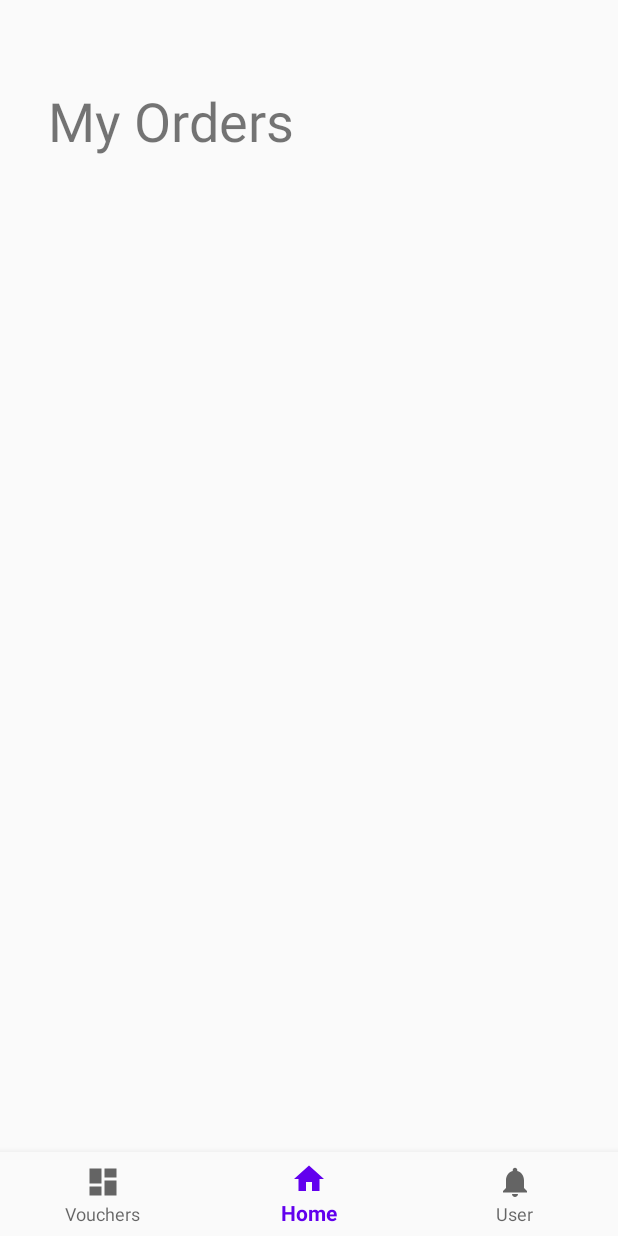
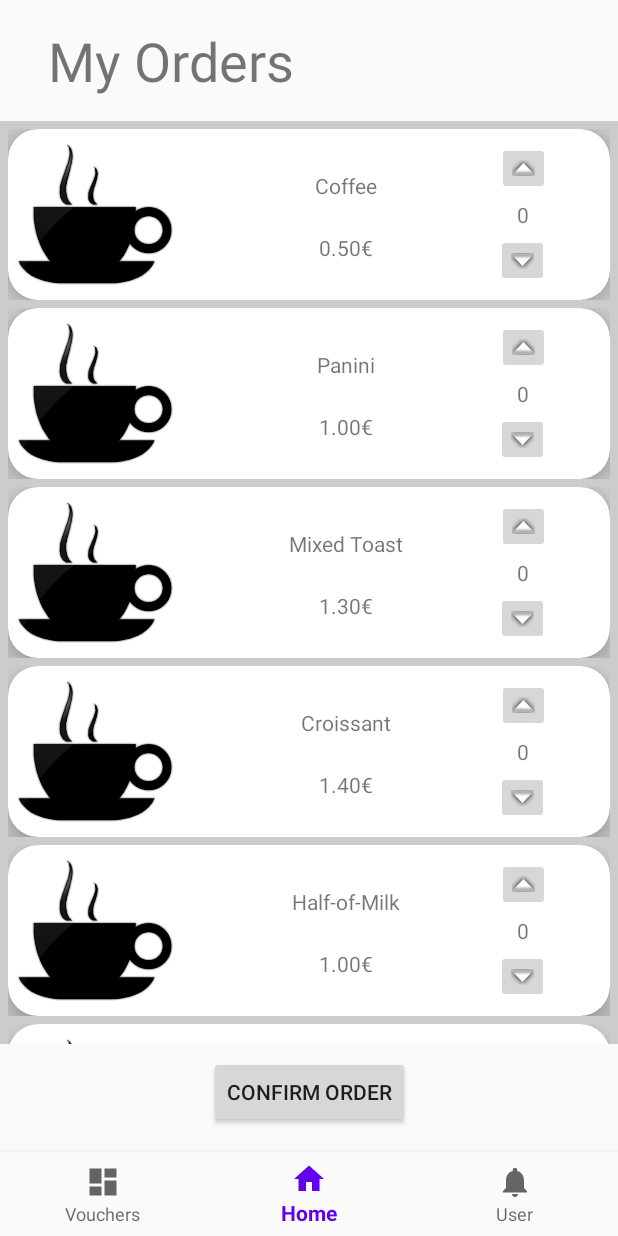
Before and after one commit to Alexandreaam/CMOV_Acme_Client, an Android app: the HomeFragment screen opened directly, with no data from a screen before it, on a phone screen of 412 x 824 dp. Run offline under Robolectric (Android 15) with nearby library versions, the phone set to English and light mode, and no system bars; our stand-ins replace navigation-ui.

Commit message:
Dashboard and menus

```diff
--- a/app/src/main/AndroidManifest.xml
+++ b/app/src/main/AndroidManifest.xml
@@ -11,7 +11,7 @@
         android:theme="@style/AppTheme">
         <activity
             android:name=".MainActivityPage"
-            android:label="@string/title_activity_main_page"></activity>
+            android:label="@string/title_activity_main_page" />
         <activity android:name=".RegistryPage" />
         <activity android:name=".LoginPage">
             <intent-filter>
--- /dev/null
+++ b/app/src/main/java/com/acme_industries/acmecaf/OrdersRecycleAdapter.kt
@@ -0,0 +1,62 @@
+package com.acme_industries.acmecaf
+
+import android.view.LayoutInflater
+import android.view.View
+import android.view.ViewGroup
+import android.widget.ImageButton
+import android.widget.ImageView
+import android.widget.TextView
+import androidx.recyclerview.widget.RecyclerView
+import com.acme_industries.acmecaf.core.Product
+
+class RecyclerAdapter : RecyclerView.Adapter<RecyclerAdapter.ViewHolder>() {
+
+    class ViewHolder (itemView: View) : RecyclerView.ViewHolder(itemView) {
+
+        var itemImage: ImageView = itemView.findViewById(R.id.prod_img)
+        var itemTitle: TextView = itemView.findViewById(R.id.prod_name)
+        var itemDetail: TextView = itemView.findViewById(R.id.prod_price)
+        var itemQuantity: TextView = itemView.findViewById(R.id.prod_quant)
+        private var addButton: ImageButton = itemView.findViewById(R.id.add_butt)
+        private var removeButton: ImageButton = itemView.findViewById(R.id.rem_butt)
+
+        fun bind (product: Product) {
+            itemTitle.text = product.title
+            itemDetail.text = product.details
+            itemQuantity.text = product.quantity.toString()
+            itemImage.setImageResource(product.image)
+
+            addButton.setOnClickListener {
+                product.quantity += 1
+                itemQuantity.text = product.quantity.toString()
+            }
+            removeButton.setOnClickListener {
+                if(product.quantity > 0) {
+                    product.quantity -= 1
+                    itemQuantity.text = product.quantity.toString()
+                }
+            }
+        }
+    }
+
+    override fun onCreateViewHolder(viewGroup: ViewGroup, i: Int): ViewHolder {
+        val v = LayoutInflater.from(viewGroup.context)
+            .inflate(R.layout.food_card, viewGroup, false)
+        return ViewHolder(v)
+    }
+
+    override fun onBindViewHolder(viewHolder: ViewHolder, i: Int) {
+        viewHolder.bind(products[i])
+    }
+    override fun getItemCount(): Int {
+        return products.size
+    }
+
+    private val products = arrayOf(Product("Coffee", "0.50€", R.drawable.main_icon),
+            Product("Panini", "1.00€", R.drawable.main_icon),
+            Product("Mixed Toast", "1.30€", R.drawable.main_icon),
+            Product("Croissant", "1.40€", R.drawable.main_icon),
+            Product("Half-of-Milk", "1.00€", R.drawable.main_icon),
+            Product("Finou", "1.00€", R.drawable.main_icon))
+
+}
--- /dev/null
+++ b/app/src/main/java/com/acme_industries/acmecaf/core/Product.kt
@@ -0,0 +1,3 @@
+package com.acme_industries.acmecaf.core
+
+data class Product(val title: String, val details: String, val image: Int, var quantity: Int = 0)
--- a/app/src/main/java/com/acme_industries/acmecaf/ui/home/HomeFragment.kt
+++ b/app/src/main/java/com/acme_industries/acmecaf/ui/home/HomeFragment.kt
@@ -8,11 +8,29 @@ import android.widget.TextView
 import androidx.fragment.app.Fragment
 import androidx.lifecycle.Observer
 import androidx.lifecycle.ViewModelProvider
+import androidx.recyclerview.widget.LinearLayoutManager
+import androidx.recyclerview.widget.RecyclerView
+import com.acme_industries.acmecaf.MainActivityPage
 import com.acme_industries.acmecaf.R
+import com.acme_industries.acmecaf.RecyclerAdapter
+import kotlinx.android.synthetic.main.fragment_home.*
 
 class HomeFragment : Fragment() {
 
     private lateinit var homeViewModel: HomeViewModel
+
+    private var layoutManager: RecyclerView.LayoutManager? = null
+    private var adapter: RecyclerView.Adapter<RecyclerAdapter.ViewHolder>? = null
+
+    override fun onActivityCreated(savedInstanceState: Bundle?) {
+        super.onActivityCreated(savedInstanceState)
+
+        layoutManager = LinearLayoutManager(context)
+        recycler_view.layoutManager = layoutManager
+
+        adapter = RecyclerAdapter()
+        recycler_view.adapter = adapter
+    }
 
     override fun onCreateView(
         inflater: LayoutInflater,
@@ -26,6 +44,9 @@ class HomeFragment : Fragment() {
         homeViewModel.text.observe(viewLifecycleOwner, Observer {
             textView.text = it
         })
+
         return root
+
     }
+
 }
--- a/app/src/main/res/layout/activity_login_page.xml
+++ b/app/src/main/res/layout/activity_login_page.xml
@@ -54,7 +54,7 @@
                 android:id="@+id/textView3"
                 android:layout_width="wrap_content"
                 android:layout_height="wrap_content"
-                android:text="@string/signup_text"
+                android:text="@string/signin_text"
                 android:textSize="24sp" />
 
             <Space
@@ -63,15 +63,15 @@
                 android:layout_weight="1" />
 
             <Button
-                android:id="@+id/loginButton"
+                android:id="@+id/registerButton"
                 android:layout_width="wrap_content"
                 android:layout_height="wrap_content"
-                android:onClick="loginFunction"
-                android:text="@string/login_button" />
+                android:onClick="fullRegistry"
+                android:text="@string/register_text" />
 
         </LinearLayout>
 
-        <fragment
+        <androidx.fragment.app.FragmentContainerView
             android:id="@+id/login_frag"
             android:name="com.acme_industries.acmecaf.simpleLogin"
             android:layout_width="match_parent"
@@ -82,7 +82,7 @@
             android:layout_width="match_parent"
             android:layout_height="wrap_content"
             android:gravity="center"
-            android:onClick="fullRegistry"
+            android:onClick="loginFunction"
             android:text="@string/continue_button" />
 
     </LinearLayout>
--- a/app/src/main/res/layout/activity_main_page.xml
+++ b/app/src/main/res/layout/activity_main_page.xml
@@ -1,10 +1,10 @@
 <?xml version="1.0" encoding="utf-8"?>
 <androidx.constraintlayout.widget.ConstraintLayout xmlns:android="http://schemas.android.com/apk/res/android"
     xmlns:app="http://schemas.android.com/apk/res-auto"
+    xmlns:tools="http://schemas.android.com/tools"
     android:id="@+id/container"
     android:layout_width="match_parent"
-    android:layout_height="match_parent"
-    android:paddingTop="?attr/actionBarSize">
+    android:layout_height="match_parent">
 
     <com.google.android.material.bottomnavigation.BottomNavigationView
         android:id="@+id/nav_view"
@@ -22,12 +22,15 @@
         android:id="@+id/nav_host_fragment"
         android:name="androidx.navigation.fragment.NavHostFragment"
         android:layout_width="match_parent"
-        android:layout_height="match_parent"
+        android:layout_height="0dp"
+        android:layout_marginTop="16dp"
         app:defaultNavHost="true"
         app:layout_constraintBottom_toTopOf="@id/nav_view"
+        app:layout_constraintHorizontal_bias="0.0"
         app:layout_constraintLeft_toLeftOf="parent"
         app:layout_constraintRight_toRightOf="parent"
         app:layout_constraintTop_toTopOf="parent"
+        app:layout_constraintVertical_bias="0.0"
         app:navGraph="@navigation/mobile_navigation" />
 
 </androidx.constraintlayout.widget.ConstraintLayout>
--- /dev/null
+++ b/app/src/main/res/layout/food_card.xml
@@ -0,0 +1,91 @@
+<?xml version="1.0" encoding="utf-8"?>
+<androidx.constraintlayout.widget.ConstraintLayout xmlns:android="http://schemas.android.com/apk/res/android"
+    xmlns:app="http://schemas.android.com/apk/res-auto"
+    xmlns:tools="http://schemas.android.com/tools"
+    android:layout_width="match_parent"
+    android:layout_height="wrap_content"
+    android:background="#ccc"
+    android:paddingTop="5dp"
+    android:paddingStart="5dp"
+    android:paddingEnd="5dp">
+
+    <androidx.cardview.widget.CardView
+        android:layout_width="match_parent"
+        android:layout_height="wrap_content"
+        app:cardCornerRadius="20dp"
+        app:cardElevation="10dp"
+        app:layout_constraintEnd_toEndOf="parent"
+        app:layout_constraintStart_toStartOf="parent"
+        app:layout_constraintTop_toTopOf="parent">
+
+        <androidx.constraintlayout.widget.ConstraintLayout
+            android:layout_width="match_parent"
+            android:layout_height="match_parent"
+            android:padding="5dp">
+
+            <ImageView
+                android:id="@+id/prod_img"
+                android:layout_width="105dp"
+                android:layout_height="103dp"
+                android:contentDescription="@string/home_title"
+                app:layout_constraintBottom_toBottomOf="parent"
+                app:layout_constraintStart_toStartOf="parent"
+                app:layout_constraintTop_toTopOf="parent"
+                app:srcCompat="@drawable/main_icon" />
+
+            <TextView
+                android:id="@+id/prod_name"
+                android:layout_width="wrap_content"
+                android:layout_height="wrap_content"
+                android:text="@string/prod_name"
+                app:layout_constraintBottom_toTopOf="@+id/prod_price"
+                app:layout_constraintEnd_toStartOf="@+id/prod_quant"
+                app:layout_constraintStart_toEndOf="@+id/prod_img"
+                app:layout_constraintTop_toTopOf="parent" />
+
+            <TextView
+                android:id="@+id/prod_price"
+                android:layout_width="wrap_content"
+                android:layout_height="wrap_content"
+                android:layout_marginBottom="20dp"
+                android:text="@string/product_price"
+                app:layout_constraintBottom_toBottomOf="parent"
+                app:layout_constraintEnd_toStartOf="@+id/prod_quant"
+                app:layout_constraintStart_toEndOf="@+id/prod_img" />
+
+            <ImageButton
+                android:id="@+id/add_butt"
+                android:layout_width="35dp"
+                android:layout_height="35dp"
+                app:layout_constraintBottom_toTopOf="@+id/prod_quant"
+                app:layout_constraintEnd_toEndOf="@+id/prod_quant"
+                app:layout_constraintStart_toStartOf="@+id/prod_quant"
+                app:layout_constraintTop_toTopOf="parent"
+                app:srcCompat="@android:drawable/arrow_up_float" />
+
+            <ImageButton
+                android:id="@+id/rem_butt"
+                android:layout_width="35dp"
+                android:layout_height="35dp"
+                app:layout_constraintBottom_toBottomOf="parent"
+                app:layout_constraintEnd_toEndOf="parent"
+                app:layout_constraintHorizontal_bias="0.9"
+                app:layout_constraintStart_toStartOf="parent"
+                app:layout_constraintTop_toBottomOf="@+id/prod_quant"
+                app:srcCompat="@android:drawable/arrow_down_float" />
+
+            <TextView
+                android:id="@+id/prod_quant"
+                android:layout_width="wrap_content"
+                android:layout_height="wrap_content"
+                android:text="0"
+                app:layout_constraintBottom_toBottomOf="parent"
+                app:layout_constraintEnd_toEndOf="@+id/rem_butt"
+                app:layout_constraintStart_toStartOf="@+id/rem_butt"
+                app:layout_constraintTop_toTopOf="parent" />
+
+        </androidx.constraintlayout.widget.ConstraintLayout>
+
+    </androidx.cardview.widget.CardView>
+
+</androidx.constraintlayout.widget.ConstraintLayout>
--- a/app/src/main/res/layout/fragment_home.xml
+++ b/app/src/main/res/layout/fragment_home.xml
@@ -19,4 +19,29 @@
         app:layout_constraintStart_toStartOf="parent"
         app:layout_constraintTop_toTopOf="parent"
         app:layout_constraintVertical_bias="0.0" />
+
+    <androidx.recyclerview.widget.RecyclerView
+        android:id="@+id/recycler_view"
+        android:layout_width="match_parent"
+        android:layout_height="0dp"
+        android:layout_marginTop="16dp"
+        app:layout_constraintBottom_toTopOf="@id/button2"
+        app:layout_constraintEnd_toEndOf="parent"
+        app:layout_constraintHorizontal_bias="0.0"
+        app:layout_constraintStart_toStartOf="parent"
+        app:layout_constraintTop_toBottomOf="@+id/home_title"
+        app:layout_constraintVertical_bias="0.0" />
+
+    <Button
+        android:id="@+id/button2"
+        android:layout_width="wrap_content"
+        android:layout_height="wrap_content"
+        android:layout_marginTop="8dp"
+        android:layout_marginBottom="16dp"
+        android:text="@string/confirm_order_butt"
+        app:layout_constraintBottom_toBottomOf="parent"
+        app:layout_constraintEnd_toEndOf="parent"
+        app:layout_constraintStart_toStartOf="parent"
+        app:layout_constraintTop_toBottomOf="@id/recycler_view" />
+
 </androidx.constraintlayout.widget.ConstraintLayout>
--- a/app/src/main/res/values/strings.xml
+++ b/app/src/main/res/values/strings.xml
@@ -27,4 +27,9 @@
     <string name="voucher_title">My Vouchers</string>
     <string name="user_title">Profile</string>
     <string name="home_title">My Order</string>
+    <string name="prod_name">Product Name</string>
+    <string name="product_price">xx.xx€</string>
+    <string name="confirm_order_butt">Confirm Order</string>
+    <string name="register_text">Register</string>
+    <string name="signin_text">Sign in</string>
 </resources>
```
Also changed, not shown: app/src/main/java/com/acme_industries/acmecaf/MainActivityPage.kt (+7 -0 lines).
